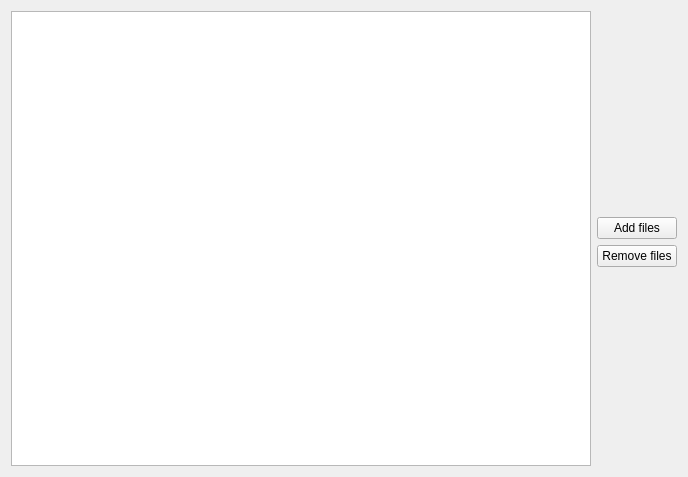
Above: OMOptim/GUI/Widgets/WidgetFilesList.ui from lmoresco/OpenModelica before the change. Below: the same form after it.
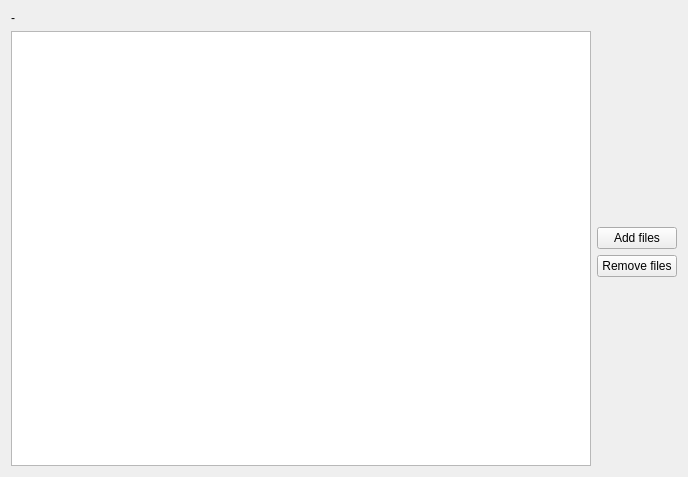
That is the form after the change.

```diff
--- a/OMOptim/GUI/Widgets/WidgetFilesList.ui
+++ b/OMOptim/GUI/Widgets/WidgetFilesList.ui
@@ -16,21 +16,21 @@
   <layout class="QGridLayout" name="gridLayout">
    <item row="0" column="0">
     <layout class="QGridLayout" name="layoutTableVar">
-     <item row="1" column="1">
+     <item row="2" column="1">
       <widget class="QPushButton" name="pushAddFiles">
        <property name="text">
         <string>Add files</string>
        </property>
       </widget>
      </item>
-     <item row="2" column="1">
+     <item row="3" column="1">
       <widget class="QPushButton" name="pushRemoveFiles">
        <property name="text">
         <string>Remove files</string>
        </property>
       </widget>
      </item>
-     <item row="0" column="1">
+     <item row="1" column="1">
       <spacer name="verticalSpacer">
        <property name="orientation">
         <enum>Qt::Vertical</enum>
@@ -43,7 +43,7 @@
        </property>
       </spacer>
      </item>
-     <item row="3" column="1">
+     <item row="4" column="1">
       <spacer name="verticalSpacer_2">
        <property name="orientation">
         <enum>Qt::Vertical</enum>
@@ -56,7 +56,7 @@
        </property>
       </spacer>
      </item>
-     <item row="0" column="0" rowspan="4">
+     <item row="1" column="0" rowspan="4">
       <widget class="QListWidget" name="filesList">
        <property name="selectionMode">
         <enum>QAbstractItemView::ExtendedSelection</enum>
@@ -66,6 +66,13 @@
        </property>
       </widget>
      </item>
+     <item row="0" column="0">
+      <widget class="QLabel" name="labelInfos">
+       <property name="text">
+        <string>-</string>
+       </property>
+      </widget>
+     </item>
     </layout>
    </item>
   </layout>
```
